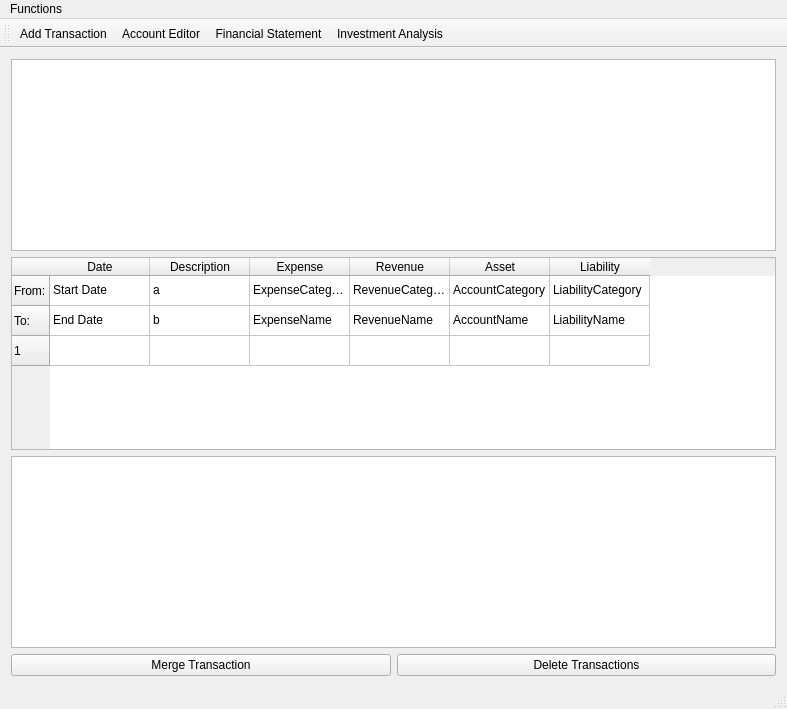
Qt form BookKeeping/GUI/MainWindow.ui (cowtony/BookKeeping) before a commit.
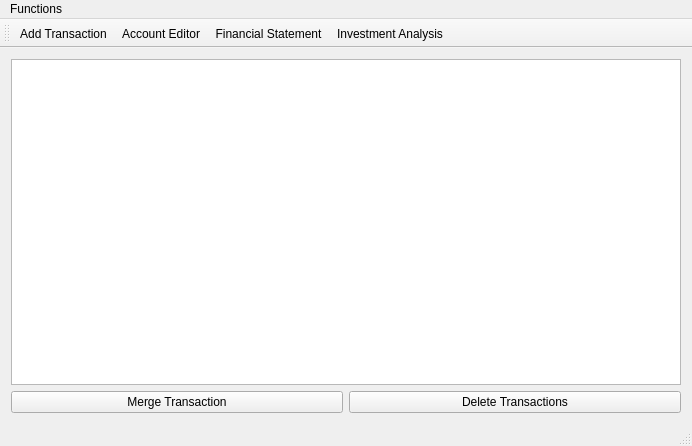
The same form after that commit. Icons and pictures are not drawn.

Commit message: Complete use TableView for MainWindow

What changed in the file:
```diff
--- a/BookKeeping/GUI/MainWindow.ui
+++ b/BookKeeping/GUI/MainWindow.ui
@@ -6,8 +6,8 @@
    <rect>
     <x>0</x>
     <y>0</y>
-    <width>787</width>
-    <height>709</height>
+    <width>692</width>
+    <height>446</height>
    </rect>
   </property>
   <property name="windowTitle">
@@ -16,133 +16,23 @@
   <widget class="QWidget" name="centralWidget">
    <layout class="QGridLayout" name="gridLayout">
     <item row="0" column="0" colspan="2">
-     <widget class="QTableView" name="tableView_filter"/>
-    </item>
-    <item row="1" column="0" colspan="2">
-     <widget class="QTableWidget" name="tableWidget_transactions">
-      <row>
-       <property name="text">
-        <string>From:</string>
-       </property>
-      </row>
-      <row>
-       <property name="text">
-        <string>To:</string>
-       </property>
-      </row>
-      <row>
-       <property name="text">
-        <string>1</string>
-       </property>
-      </row>
-      <column>
-       <property name="text">
-        <string>Date</string>
-       </property>
-      </column>
-      <column>
-       <property name="text">
-        <string>Description</string>
-       </property>
-      </column>
-      <column>
-       <property name="text">
-        <string>Expense</string>
-       </property>
-      </column>
-      <column>
-       <property name="text">
-        <string>Revenue</string>
-       </property>
-      </column>
-      <column>
-       <property name="text">
-        <string>Asset</string>
-       </property>
-      </column>
-      <column>
-       <property name="text">
-        <string>Liability</string>
-       </property>
-      </column>
-      <item row="0" column="0">
-       <property name="text">
-        <string>Start Date</string>
-       </property>
-      </item>
-      <item row="0" column="1">
-       <property name="text">
-        <string>a</string>
-       </property>
-      </item>
-      <item row="0" column="2">
-       <property name="text">
-        <string>ExpenseCategory</string>
-       </property>
-      </item>
-      <item row="0" column="3">
-       <property name="text">
-        <string>RevenueCategory</string>
-       </property>
-      </item>
-      <item row="0" column="4">
-       <property name="text">
-        <string>AccountCategory</string>
-       </property>
-      </item>
-      <item row="0" column="5">
-       <property name="text">
-        <string>LiabilityCategory</string>
-       </property>
-      </item>
-      <item row="1" column="0">
-       <property name="text">
-        <string>End Date</string>
-       </property>
-      </item>
-      <item row="1" column="1">
-       <property name="text">
-        <string>b</string>
-       </property>
-      </item>
-      <item row="1" column="2">
-       <property name="text">
-        <string>ExpenseName</string>
-       </property>
-      </item>
-      <item row="1" column="3">
-       <property name="text">
-        <string>RevenueName</string>
-       </property>
-      </item>
-      <item row="1" column="4">
-       <property name="text">
-        <string>AccountName</string>
-       </property>
-      </item>
-      <item row="1" column="5">
-       <property name="text">
-        <string>LiabilityName</string>
-       </property>
-      </item>
-      <item row="2" column="0">
-       <property name="text">
-        <string/>
-       </property>
-      </item>
+     <widget class="QTableView" name="tableView_transactions">
+      <property name="maximumSize">
+       <size>
+        <width>16777215</width>
+        <height>16777215</height>
+       </size>
+      </property>
      </widget>
     </item>
-    <item row="2" column="0" colspan="2">
-     <widget class="QTableView" name="tableView"/>
-    </item>
-    <item row="3" column="0">
+    <item row="1" column="0">
      <widget class="QPushButton" name="pushButton_MergeTransaction">
       <property name="text">
        <string>Merge Transaction</string>
       </property>
      </widget>
     </item>
-    <item row="3" column="1">
+    <item row="1" column="1">
      <widget class="QPushButton" name="pushButtonDeleteTransactions">
       <property name="text">
        <string>Delete Transactions</string>
@@ -156,7 +46,7 @@
     <rect>
      <x>0</x>
      <y>0</y>
-     <width>787</width>
+     <width>692</width>
      <height>21</height>
     </rect>
    </property>
```
The commit also changes 8 other files.
